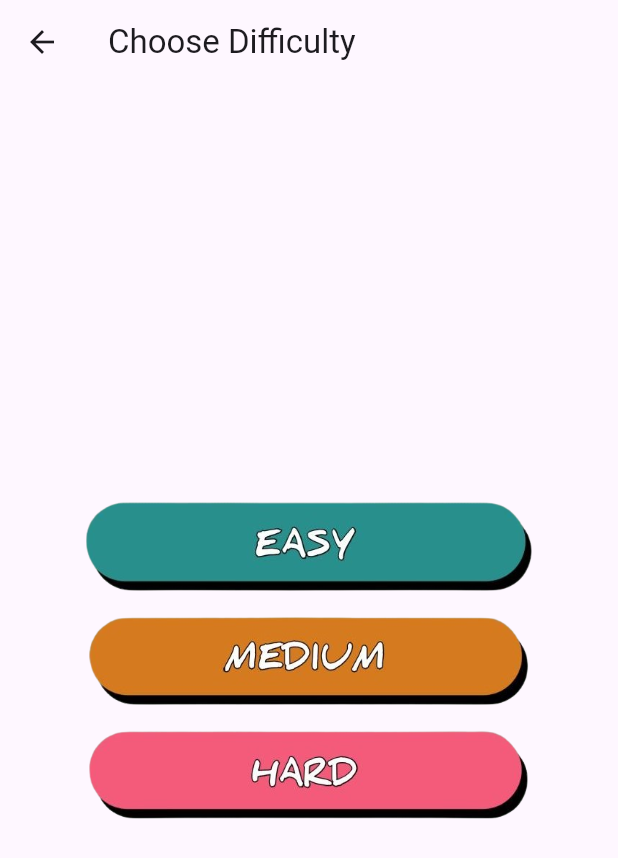
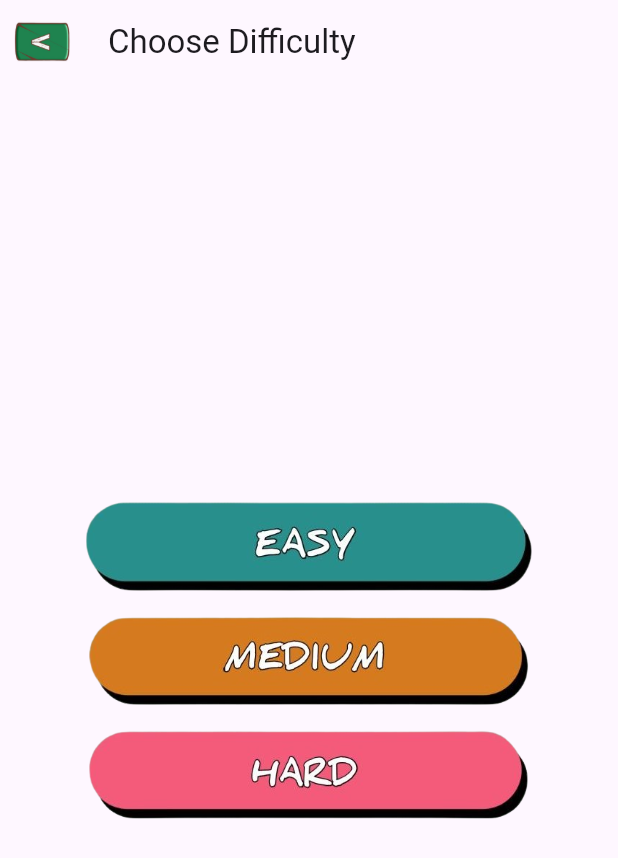
Before and after one commit to smarccc/DART_minesweeper, a Flutter app: the DifficultySelectionScreen screen opened directly, on a phone screen of 412 x 824 dp. Shown: the top 858 px of the screen. Run offline on Flutter 3.47's test engine with Material 3 defaults, Android fonts, the phone set to English and light mode, and no system bars; our stand-ins replace assets_audio_player.

Commit message:
added image for backbutton

```diff
--- a/lib/main.dart
+++ b/lib/main.dart
@@ -270,7 +270,7 @@ class _OptionsDialogState extends State<OptionsDialog> {
   }
 
   void _setVolume(double volume) {
-    MethodChannel('flutter_volume_controller')
+    const MethodChannel('flutter_volume_controller')
         .invokeMethod('setVolume', {'volume': volume})
         .catchError((error) {
       print("Error setting volume: $error");
@@ -288,6 +288,16 @@ class DifficultySelectionScreen extends StatelessWidget {
   return Scaffold(
     appBar: AppBar(
       title: const Text('Choose Difficulty'),
+      leading: IconButton(
+        icon: Image.asset(
+          'assets/back-removebg-preview.png', // Path to your custom back button image
+          width: 50, // Adjust width as needed
+          height: 50, // Adjust height as needed
+        ),
+        onPressed: () {
+          Navigator.pop(context);
+        },
+      ),
     ),
     body: Center(
       child: Column(
@@ -308,7 +318,7 @@ class DifficultySelectionScreen extends StatelessWidget {
               );
             },
              child: Image.asset(
-                'assets/easy-removebg-preview.png', // Path to the image for Medium
+              'assets/easy-removebg-preview.png', // Path to the image for Easy
                width: 420, // Adjust width as needed
               height: 60,// Adjust height as needed
             ),
@@ -346,7 +356,7 @@ class DifficultySelectionScreen extends StatelessWidget {
               );
             },
               child: Image.asset(
-                'assets/hard-removebg-preview.png', // Path to the image for Medium
+              'assets/hard-removebg-preview.png', // Path to the image for Hard
               width: 420, // Adjust width as needed
               height: 60, // Adjust height as needed
             ),
@@ -356,6 +366,7 @@ class DifficultySelectionScreen extends StatelessWidget {
     ),
   );
 }
+
 }
 
 class MinesweeperScreen extends StatefulWidget {
@@ -651,6 +662,16 @@ Widget build(BuildContext context) {
   return Scaffold(
     appBar: AppBar(
       title: const Text('BOMBA'),
+      leading: IconButton(
+        icon: Image.asset(
+          'assets/back-removebg-preview.png', // Replace with your custom back button asset path
+          width: 50.0, // Adjust width as needed
+          height: 50.0, // Adjust height as needed
+        ),
+        onPressed: () {
+          Navigator.pop(context);
+        },
+      ),
       bottom: PreferredSize(
         preferredSize: const Size.fromHeight(120),
         child: Padding(
@@ -719,4 +740,5 @@ Widget build(BuildContext context) {
   );
 }
 
+
 }
```
Lines whose indentation alone changed are shown as unchanged.
